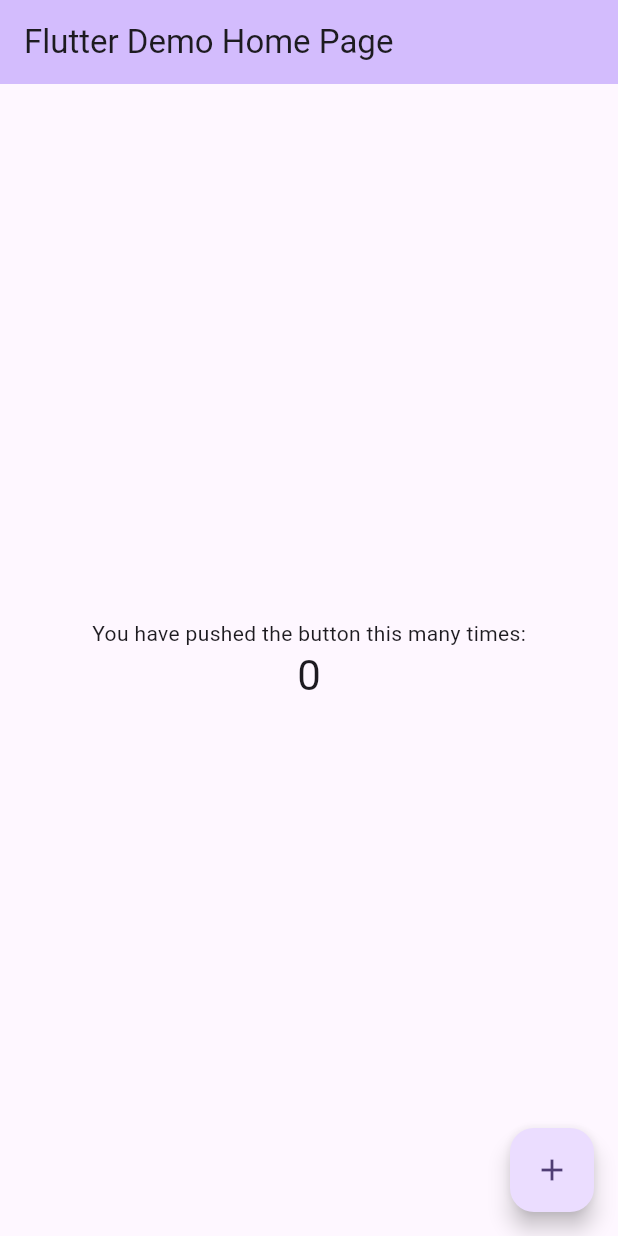
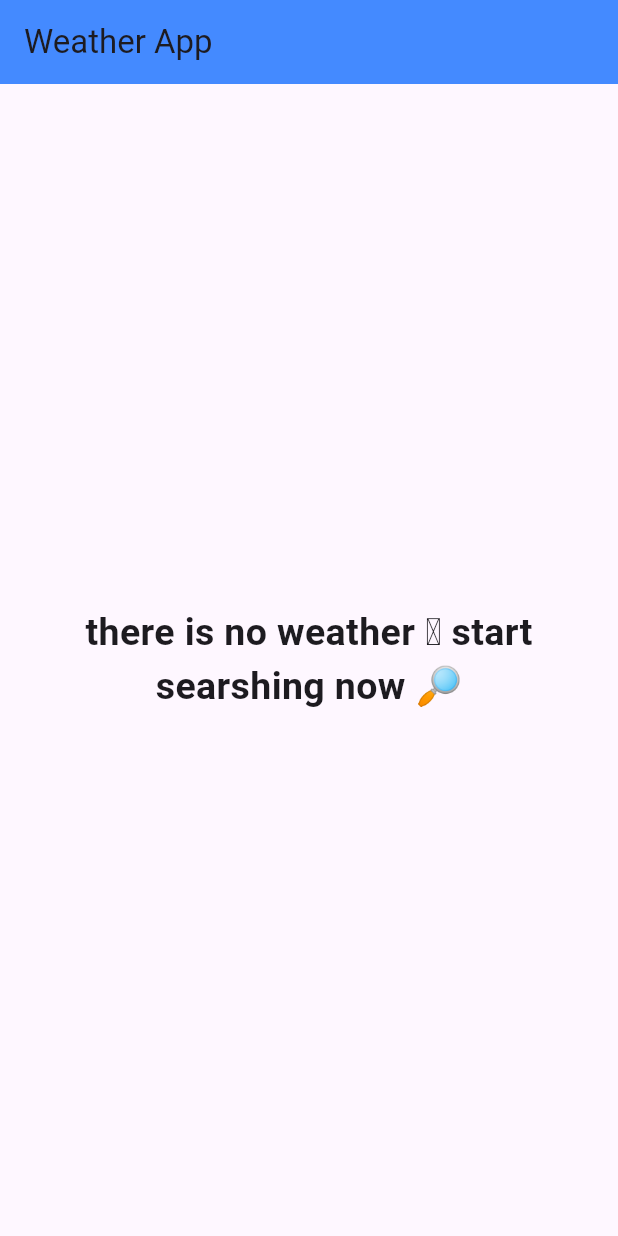
Before and after one commit to youssefemadeldn/weather_app, a Flutter app: the screen it shows after launch, on a phone screen of 412 x 824 dp. Run offline on Flutter 3.47's test engine with Material 3 defaults, Android fonts, the phone set to English and light mode, and no system bars.

Commit message:
create NoWeatherBody widget

```diff
--- a/lib/main.dart
+++ b/lib/main.dart
@@ -1,125 +1,23 @@
 import 'package:flutter/material.dart';
+import 'package:weather_app/views/home_page.dart';
 
 void main() {
-  runApp(const MyApp());
+  runApp(const WeatherApp());
 }
 
-class MyApp extends StatelessWidget {
-  const MyApp({super.key});
+class WeatherApp extends StatelessWidget {
+  const WeatherApp({super.key});
 
   // This widget is the root of your application.
   @override
   Widget build(BuildContext context) {
     return MaterialApp(
-      title: 'Flutter Demo',
+      // title: 'Flutter Demo',
       theme: ThemeData(
-        // This is the theme of your application.
-        //
-        // TRY THIS: Try running your application with "flutter run". You'll see
-        // the application has a purple toolbar. Then, without quitting the app,
-        // try changing the seedColor in the colorScheme below to Colors.green
-        // and then invoke "hot reload" (save your changes or press the "hot
-        // reload" button in a Flutter-supported IDE, or press "r" if you used
-        // the command line to start the app).
-        //
-        // Notice that the counter didn't reset back to zero; the application
-        // state is not lost during the reload. To reset the state, use hot
-        // restart instead.
-        //
-        // This works for code too, not just values: Most code changes can be
-        // tested with just a hot reload.
         colorScheme: ColorScheme.fromSeed(seedColor: Colors.deepPurple),
         useMaterial3: true,
       ),
-      home: const MyHomePage(title: 'Flutter Demo Home Page'),
+      home: const MyHomePage(),
     );
   }
 }
-
-class MyHomePage extends StatefulWidget {
-  const MyHomePage({super.key, required this.title});
-
-  // This widget is the home page of your application. It is stateful, meaning
-  // that it has a State object (defined below) that contains fields that affect
-  // how it looks.
-
-  // This class is the configuration for the state. It holds the values (in this
-  // case the title) provided by the parent (in this case the App widget) and
-  // used by the build method of the State. Fields in a Widget subclass are
-  // always marked "final".
-
-  final String title;
-
-  @override
-  State<MyHomePage> createState() => _MyHomePageState();
-}
-
-class _MyHomePageState extends State<MyHomePage> {
-  int _counter = 0;
-
-  void _incrementCounter() {
-    setState(() {
-      // This call to setState tells the Flutter framework that something has
-      // changed in this State, which causes it to rerun the build method below
-      // so that the display can reflect the updated values. If we changed
-      // _counter without calling setState(), then the build method would not be
-      // called again, and so nothing would appear to happen.
-      _counter++;
-    });
-  }
-
-  @override
-  Widget build(BuildContext context) {
-    // This method is rerun every time setState is called, for instance as done
-    // by the _incrementCounter method above.
-    //
-    // The Flutter framework has been optimized to make rerunning build methods
-    // fast, so that you can just rebuild anything that needs updating rather
-    // than having to individually change instances of widgets.
-    return Scaffold(
-      appBar: AppBar(
-        // TRY THIS: Try changing the color here to a specific color (to
-        // Colors.amber, perhaps?) and trigger a hot reload to see the AppBar
-        // change color while the other colors stay the same.
-        backgroundColor: Theme.of(context).colorScheme.inversePrimary,
-        // Here we take the value from the MyHomePage object that was created by
-        // the App.build method, and use it to set our appbar title.
-        title: Text(widget.title),
-      ),
-      body: Center(
-        // Center is a layout widget. It takes a single child and positions it
-        // in the middle of the parent.
-        child: Column(
-          // Column is also a layout widget. It takes a list of children and
-          // arranges them vertically. By default, it sizes itself to fit its
-          // children horizontally, and tries to be as tall as its parent.
-          //
-          // Column has various properties to control how it sizes itself and
-          // how it positions its children. Here we use mainAxisAlignment to
-          // center the children vertically; the main axis here is the vertical
-          // axis because Columns are vertical (the cross axis would be
-          // horizontal).
-          //
-          // TRY THIS: Invoke "debug painting" (choose the "Toggle Debug Paint"
-          // action in the IDE, or press "p" in the console), to see the
-          // wireframe for each widget.
-          mainAxisAlignment: MainAxisAlignment.center,
-          children: <Widget>[
-            const Text(
-              'You have pushed the button this many times:',
-            ),
-            Text(
-              '$_counter',
-              style: Theme.of(context).textTheme.headlineMedium,
-            ),
-          ],
-        ),
-      ),
-      floatingActionButton: FloatingActionButton(
-        onPressed: _incrementCounter,
-        tooltip: 'Increment',
-        child: const Icon(Icons.add),
-      ), // This trailing comma makes auto-formatting nicer for build methods.
-    );
-  }
-}
--- /dev/null
+++ b/lib/views/home_page.dart
@@ -0,0 +1,17 @@
+import 'package:flutter/material.dart';
+import 'package:weather_app/widget/no_weather_body.dart';
+
+class MyHomePage extends StatelessWidget {
+  const MyHomePage({super.key});
+
+  @override
+  Widget build(BuildContext context) {
+    return Scaffold(
+      appBar: AppBar(
+        title: const Text('Weather App'),
+        backgroundColor: Colors.blueAccent,
+      ),
+      body: const NoWeatherBody(),
+    );
+  }
+}
--- /dev/null
+++ b/lib/widget/no_weather_body.dart
@@ -0,0 +1,32 @@
+import 'package:flutter/material.dart';
+
+class NoWeatherBody extends StatelessWidget {
+  const NoWeatherBody({
+    super.key,
+  });
+
+  @override
+  Widget build(BuildContext context) {
+    return const Center(
+      child: Column(
+        mainAxisAlignment: MainAxisAlignment.center,
+        children: [
+          Text(
+            'there is no weather 🥲 start',
+            style: TextStyle(
+              fontSize: 25,
+              fontWeight: FontWeight.bold,
+            ),
+          ),
+          Text(
+            'searshing now 🔎',
+            style: TextStyle(
+              fontSize: 25,
+              fontWeight: FontWeight.bold,
+            ),
+          ),
+        ],
+      ),
+    );
+  }
+}
```
Also changed, not shown: 1 other file.
